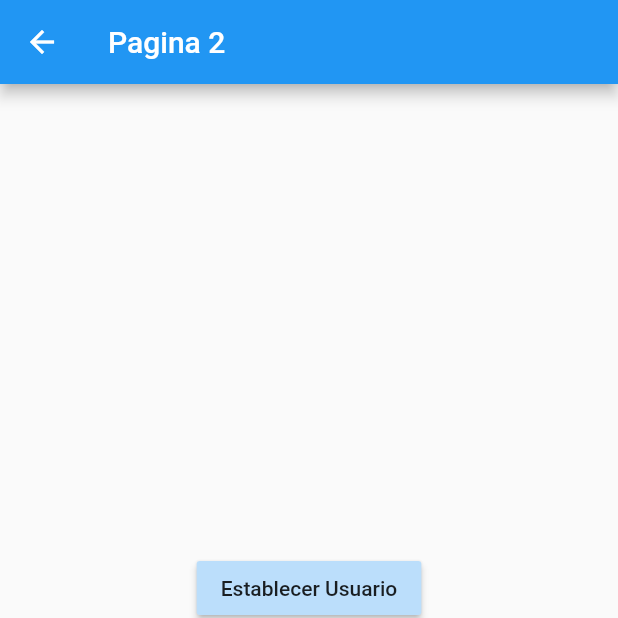
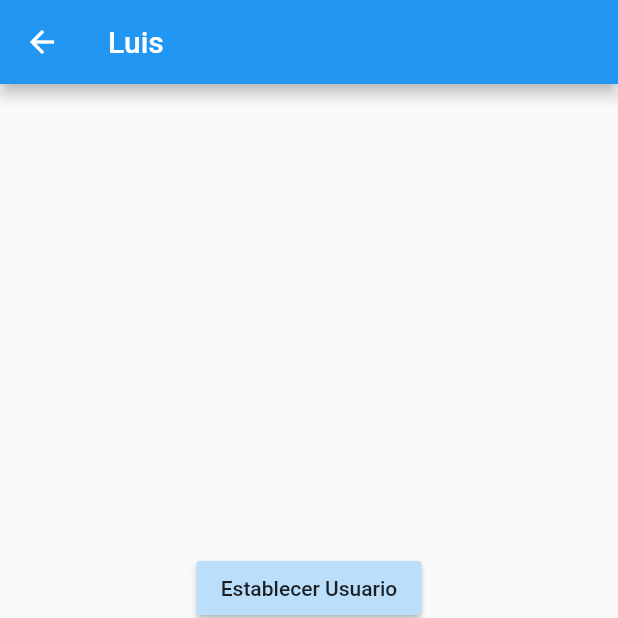
Before and after one commit to luismarcodev/manejo_estados, a Flutter app: the Pagina2Page screen opened by its route, after a tap on "Establecer Usuario", on a phone screen of 412 x 824 dp, the top half of it. Run offline on Flutter 3.47's test engine with Material 2 defaults, Android fonts, the phone set to English and light mode, and no system bars.

Commit message:
singleton acabado

```diff
--- a/lib/pages/pagina1_page.dart
+++ b/lib/pages/pagina1_page.dart
@@ -1,3 +1,5 @@
+import 'package:estados/models/Usuario.dart';
+import 'package:estados/services/usuario_service.dart';
 import 'package:flutter/material.dart';
 
 class Pagina1Page extends StatelessWidget {
@@ -15,15 +17,22 @@ class Pagina1Page extends StatelessWidget {
       appBar: AppBar(
         title: Text('Pagina 1'),
       ),
-      body: InformacionUsuario(),
+     body: StreamBuilder(
+  stream: usuarioService.usuarioStream,
+ builder: (BuildContext context, AsyncSnapshot<Usuario> snapshot){
+     return snapshot.hasData
+         ? InformacionUsuario(snapshot.data)
+         : Center(child: Text( 'No hay información del usuario'));
+  },
+), // StreamBuilder
     );
   }
 }
+///Widget encargado de mostrar la información de usuario
+class InformacionUsuario extends StatelessWidget {
 
-class InformacionUsuario extends StatelessWidget {
-  const InformacionUsuario({
-    Key? key,
-  }) : super(key: key);
+  final Usuario? usuario;
+  const InformacionUsuario(this.usuario);
 
   @override
   Widget build(BuildContext context) {
@@ -40,10 +49,10 @@ class InformacionUsuario extends StatelessWidget {
           ),
           Divider(),
           ListTile(
-            title: Text('Nombre: '),
+            title: Text('Nombre: ${usuario!.nombre}'),
           ),
           ListTile(
-            title: Text('Edad: '),
+            title: Text('Edad: ${usuario!.edad}'),
           ),
           Text(
             'Profesiones',
--- a/lib/pages/pagina2_page.dart
+++ b/lib/pages/pagina2_page.dart
@@ -1,3 +1,5 @@
+import 'package:estados/models/Usuario.dart';
+import 'package:estados/services/usuario_service.dart';
 import 'package:flutter/material.dart';
 
 class Pagina2Page extends StatelessWidget {
@@ -7,9 +9,32 @@ class Pagina2Page extends StatelessWidget {
   Widget build(BuildContext context) {
     return Scaffold(
       appBar: AppBar(
-        title: Text('Pagina 2'),
+        title: StreamBuilder(
+          stream: usuarioService.usuarioStream,
+          builder: (BuildContext context, AsyncSnapshot<Usuario> snapshot) {
+            if(snapshot.hasData){
+              return Text(snapshot.data!.nombre);
+            }else{
+              return Text('Pagina 2');
+            }
+
+          }
         ),
-      body: Center(
+      ),
+      body: Botonera(),
+
+    );
+  }
+}
+
+class Botonera extends StatelessWidget {
+  const Botonera({
+    Key? key,
+  }) : super(key: key);
+
+  @override
+  Widget build(BuildContext context) {
+    return Center(
       child: Column(
         mainAxisAlignment: MainAxisAlignment.center,
         children: [
@@ -17,13 +42,14 @@ class Pagina2Page extends StatelessWidget {
             child: Text('Establecer Usuario'),
             color: Colors.blue[100],
             onPressed: (){
-
+              final user = new Usuario(nombre: 'Luis', edad: 45, profesiones: ['soldador']);
+              usuarioService.cargarUsuario(user);
           }),
            MaterialButton(
             child: Text('Cambiar edad'),
             color: Colors.blue[100],
             onPressed: (){
-
+              usuarioService.cambiarEdad(12);
           }),
            MaterialButton(
             child: Text('Añadir profesion'),
@@ -33,8 +59,6 @@ class Pagina2Page extends StatelessWidget {
           }),
         ],
       )
-      ),
-
     );
   }
 }
--- /dev/null
+++ b/lib/services/usuario_service.dart
@@ -0,0 +1,33 @@
+import 'dart:async';
+
+import '../models/Usuario.dart';
+
+class _UsuarioService{
+  late Usuario _usuario;
+
+  StreamController<Usuario> _usuarioStreamController = new StreamController<Usuario>.broadcast();
+
+  Usuario? get usuario => this._usuario;
+  bool get existeUsuario => (this._usuario  != null) ? true : false;
+
+  Stream<Usuario> get usuarioStream => _usuarioStreamController.stream;
+
+
+  void cargarUsuario(Usuario user){
+    this._usuario = user;
+    this._usuarioStreamController.add(user);
+  }
+
+  void cambiarEdad(int edad){
+    this._usuario.edad = edad;
+    this._usuarioStreamController.add( this._usuario );
+
+  }
+
+  dispose(){
+    this._usuarioStreamController.close();
+  }
+
+}
+
+final usuarioService = new _UsuarioService();
```
Lines whose indentation alone changed are shown as unchanged.
